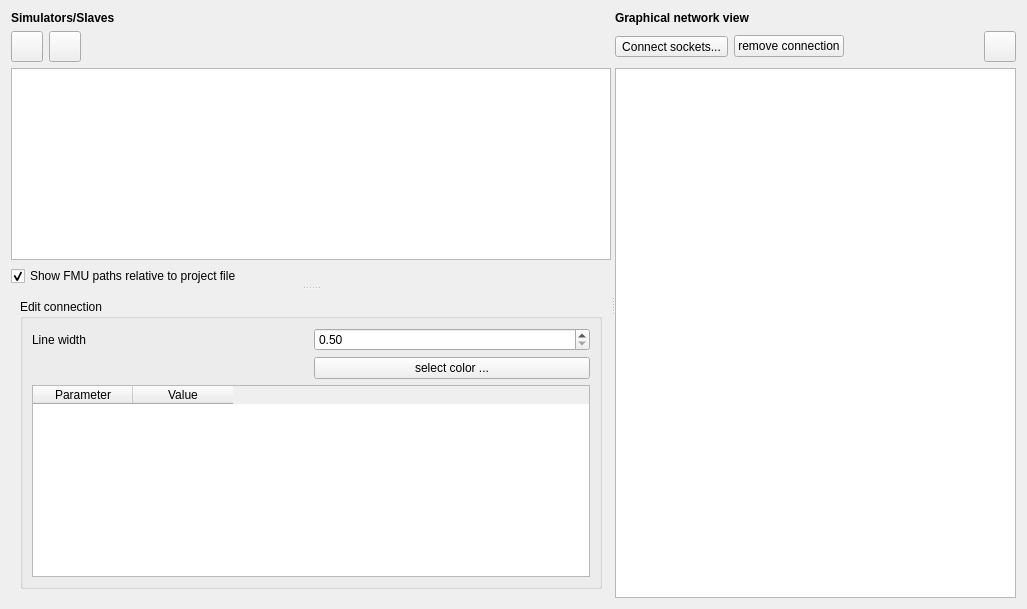
First picture: the form in MasterSimulatorUI/src/MSIMViewSlaves.ui, repository ghorwin/MasterSim, before the edit.
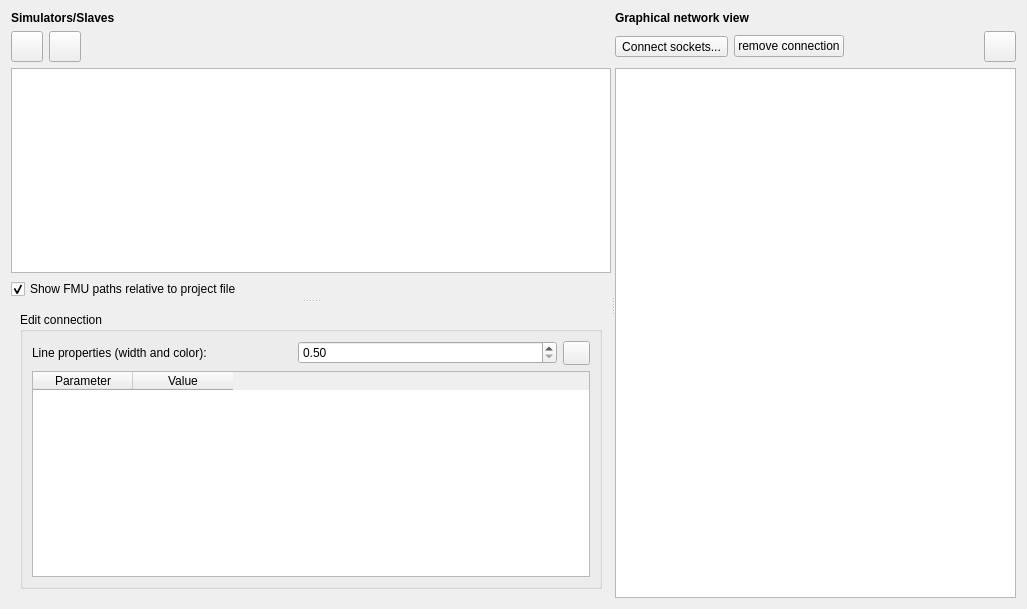
Second picture: the form after the edit. The open tabs and pages were chosen to show the change. Icons and pictures are not drawn. Custom widgets are drawn as their Qt base class.

Commit message: Implemented color change via color button

What changed in the file:
```diff
--- a/MasterSimulatorUI/src/MSIMViewSlaves.ui
+++ b/MasterSimulatorUI/src/MSIMViewSlaves.ui
@@ -159,16 +159,23 @@
         </layout>
        </widget>
        <widget class="QWidget" name="pageConnectors">
-        <layout class="QVBoxLayout" name="verticalLayout">
+        <layout class="QVBoxLayout" name="verticalLayoutConnectors">
          <item>
           <widget class="QGroupBox" name="groupBox">
            <property name="title">
             <string>Edit connection</string>
            </property>
-           <layout class="QVBoxLayout" name="verticalLayout_4">
+           <layout class="QVBoxLayout" name="verticalLayout">
             <item>
-             <layout class="QGridLayout" name="gridLayout_4">
-              <item row="0" column="1">
+             <layout class="QHBoxLayout" name="horizontalLayout">
+              <item>
+               <widget class="QLabel" name="label">
+                <property name="text">
+                 <string>Line properties (width and color):</string>
+                </property>
+               </widget>
+              </item>
+              <item>
                <widget class="QDoubleSpinBox" name="doubleSpinBoxLinewidth">
                 <property name="minimum">
                  <double>0.500000000000000</double>
@@ -178,17 +185,25 @@
                 </property>
                </widget>
               </item>
-              <item row="0" column="0">
-               <widget class="QLabel" name="label">
-                <property name="text">
-                 <string>Line width</string>
+              <item>
+               <widget class="MSIMColorButton" name="pushButtonSelectColor">
+                <property name="sizePolicy">
+                 <sizepolicy hsizetype="Fixed" vsizetype="Fixed">
+                  <horstretch>0</horstretch>
+                  <verstretch>0</verstretch>
+                 </sizepolicy>
                 </property>
-               </widget>
-              </item>
-              <item row="1" column="1">
-               <widget class="QPushButton" name="pushButtonSelectColor">
-                <property name="text">
-                 <string>select color ...</string>
+                <property name="minimumSize">
+                 <size>
+                  <width>27</width>
+                  <height>24</height>
+                 </size>
+                </property>
+                <property name="maximumSize">
+                 <size>
+                  <width>24</width>
+                  <height>24</height>
+                 </size>
                 </property>
                </widget>
               </item>
@@ -326,6 +341,11 @@
    <extends>QTableWidget</extends>
    <header>MSIMSlaveTableWidget.h</header>
   </customwidget>
+  <customwidget>
+   <class>MSIMColorButton</class>
+   <extends>QPushButton</extends>
+   <header>MSIMColorButton.h</header>
+  </customwidget>
  </customwidgets>
  <resources>
   <include location="../resources/MasterSimulator.qrc"/>
```
Left out of the diff: 7 changed lines with no effect on the pictures. The commit also changes 5 other files.
